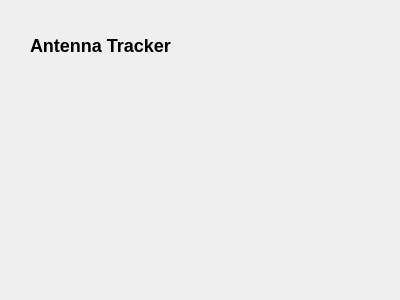
Qt form src/ui/configuration/AntennaTrackerConfig.ui (mavlink/qgroundcontrol) before a commit.
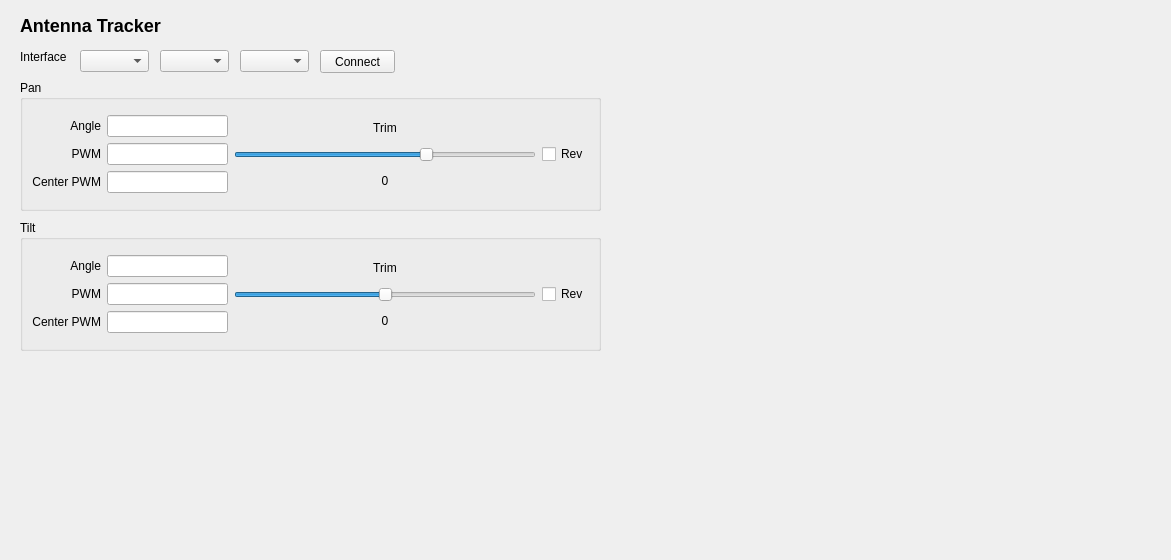
The same form after that commit.

Commit message: UI for Antenna Tracker config, no backend.

```diff
--- a/src/ui/configuration/AntennaTrackerConfig.ui
+++ b/src/ui/configuration/AntennaTrackerConfig.ui
@@ -6,8 +6,8 @@
    <rect>
     <x>0</x>
     <y>0</y>
-    <width>400</width>
-    <height>300</height>
+    <width>1171</width>
+    <height>560</height>
    </rect>
   </property>
   <property name="windowTitle">
@@ -16,8 +16,8 @@
   <widget class="QLabel" name="label">
    <property name="geometry">
     <rect>
-     <x>30</x>
-     <y>30</y>
+     <x>20</x>
+     <y>10</y>
      <width>151</width>
      <height>31</height>
     </rect>
@@ -29,6 +29,282 @@
     <bool>false</bool>
    </property>
   </widget>
+  <widget class="QLabel" name="label_2">
+   <property name="geometry">
+    <rect>
+     <x>20</x>
+     <y>50</y>
+     <width>46</width>
+     <height>13</height>
+    </rect>
+   </property>
+   <property name="text">
+    <string>Interface</string>
+   </property>
+  </widget>
+  <widget class="QComboBox" name="comboBox">
+   <property name="geometry">
+    <rect>
+     <x>80</x>
+     <y>50</y>
+     <width>69</width>
+     <height>22</height>
+    </rect>
+   </property>
+  </widget>
+  <widget class="QComboBox" name="comboBox_2">
+   <property name="geometry">
+    <rect>
+     <x>160</x>
+     <y>50</y>
+     <width>69</width>
+     <height>22</height>
+    </rect>
+   </property>
+  </widget>
+  <widget class="QComboBox" name="comboBox_3">
+   <property name="geometry">
+    <rect>
+     <x>240</x>
+     <y>50</y>
+     <width>69</width>
+     <height>22</height>
+    </rect>
+   </property>
+  </widget>
+  <widget class="QPushButton" name="connectPushButton">
+   <property name="geometry">
+    <rect>
+     <x>320</x>
+     <y>50</y>
+     <width>75</width>
+     <height>23</height>
+    </rect>
+   </property>
+   <property name="text">
+    <string>Connect</string>
+   </property>
+  </widget>
+  <widget class="QGroupBox" name="groupBox">
+   <property name="geometry">
+    <rect>
+     <x>20</x>
+     <y>80</y>
+     <width>581</width>
+     <height>131</height>
+    </rect>
+   </property>
+   <property name="title">
+    <string>Pan</string>
+   </property>
+   <layout class="QVBoxLayout" name="verticalLayout_4">
+    <item>
+     <layout class="QHBoxLayout" name="horizontalLayout" stretch="0,2,5,0">
+      <item>
+       <layout class="QVBoxLayout" name="verticalLayout">
+        <item>
+         <widget class="QLabel" name="label_3">
+          <property name="text">
+           <string>Angle</string>
+          </property>
+          <property name="alignment">
+           <set>Qt::AlignRight|Qt::AlignTrailing|Qt::AlignVCenter</set>
+          </property>
+         </widget>
+        </item>
+        <item>
+         <widget class="QLabel" name="label_4">
+          <property name="text">
+           <string>PWM</string>
+          </property>
+          <property name="alignment">
+           <set>Qt::AlignRight|Qt::AlignTrailing|Qt::AlignVCenter</set>
+          </property>
+         </widget>
+        </item>
+        <item>
+         <widget class="QLabel" name="label_5">
+          <property name="text">
+           <string>Center PWM</string>
+          </property>
+          <property name="alignment">
+           <set>Qt::AlignRight|Qt::AlignTrailing|Qt::AlignVCenter</set>
+          </property>
+         </widget>
+        </item>
+       </layout>
+      </item>
+      <item>
+       <layout class="QVBoxLayout" name="verticalLayout_2">
+        <item>
+         <widget class="QLineEdit" name="panAngleLineEdit"/>
+        </item>
+        <item>
+         <widget class="QLineEdit" name="panPwmLineEdit"/>
+        </item>
+        <item>
+         <widget class="QLineEdit" name="pwnCenterLineEdit"/>
+        </item>
+       </layout>
+      </item>
+      <item>
+       <layout class="QVBoxLayout" name="verticalLayout_3">
+        <item>
+         <widget class="QLabel" name="label_7">
+          <property name="text">
+           <string>Trim</string>
+          </property>
+          <property name="alignment">
+           <set>Qt::AlignCenter</set>
+          </property>
+         </widget>
+        </item>
+        <item>
+         <widget class="QSlider" name="horizontalSlider">
+          <property name="minimum">
+           <number>-180</number>
+          </property>
+          <property name="value">
+           <number>0</number>
+          </property>
+          <property name="orientation">
+           <enum>Qt::Horizontal</enum>
+          </property>
+         </widget>
+        </item>
+        <item>
+         <widget class="QLabel" name="panTrimLabel">
+          <property name="text">
+           <string>0</string>
+          </property>
+          <property name="alignment">
+           <set>Qt::AlignCenter</set>
+          </property>
+         </widget>
+        </item>
+       </layout>
+      </item>
+      <item>
+       <widget class="QCheckBox" name="panRevCheckBox">
+        <property name="text">
+         <string>Rev</string>
+        </property>
+       </widget>
+      </item>
+     </layout>
+    </item>
+   </layout>
+  </widget>
+  <widget class="QGroupBox" name="groupBox_2">
+   <property name="geometry">
+    <rect>
+     <x>20</x>
+     <y>220</y>
+     <width>581</width>
+     <height>131</height>
+    </rect>
+   </property>
+   <property name="title">
+    <string>Tilt</string>
+   </property>
+   <layout class="QVBoxLayout" name="verticalLayout_8">
+    <item>
+     <layout class="QHBoxLayout" name="horizontalLayout_2" stretch="0,2,5,0">
+      <item>
+       <layout class="QVBoxLayout" name="verticalLayout_5">
+        <item>
+         <widget class="QLabel" name="label_8">
+          <property name="text">
+           <string>Angle</string>
+          </property>
+          <property name="alignment">
+           <set>Qt::AlignRight|Qt::AlignTrailing|Qt::AlignVCenter</set>
+          </property>
+         </widget>
+        </item>
+        <item>
+         <widget class="QLabel" name="label_9">
+          <property name="text">
+           <string>PWM</string>
+          </property>
+          <property name="alignment">
+           <set>Qt::AlignRight|Qt::AlignTrailing|Qt::AlignVCenter</set>
+          </property>
+         </widget>
+        </item>
+        <item>
+         <widget class="QLabel" name="label_10">
+          <property name="text">
+           <string>Center PWM</string>
+          </property>
+          <property name="alignment">
+           <set>Qt::AlignRight|Qt::AlignTrailing|Qt::AlignVCenter</set>
+          </property>
+         </widget>
+        </item>
+       </layout>
+      </item>
+      <item>
+       <layout class="QVBoxLayout" name="verticalLayout_6">
+        <item>
+         <widget class="QLineEdit" name="tiltAngleLineEdit"/>
+        </item>
+        <item>
+         <widget class="QLineEdit" name="tiltPwmLineEdit"/>
+        </item>
+        <item>
+         <widget class="QLineEdit" name="tiltCenterLineEdit"/>
+        </item>
+       </layout>
+      </item>
+      <item>
+       <layout class="QVBoxLayout" name="verticalLayout_7">
+        <item>
+         <widget class="QLabel" name="label_11">
+          <property name="text">
+           <string>Trim</string>
+          </property>
+          <property name="alignment">
+           <set>Qt::AlignCenter</set>
+          </property>
+         </widget>
+        </item>
+        <item>
+         <widget class="QSlider" name="horizontalSlider_2">
+          <property name="minimum">
+           <number>-180</number>
+          </property>
+          <property name="maximum">
+           <number>180</number>
+          </property>
+          <property name="orientation">
+           <enum>Qt::Horizontal</enum>
+          </property>
+         </widget>
+        </item>
+        <item>
+         <widget class="QLabel" name="tiltTrimLabel">
+          <property name="text">
+           <string>0</string>
+          </property>
+          <property name="alignment">
+           <set>Qt::AlignCenter</set>
+          </property>
+         </widget>
+        </item>
+       </layout>
+      </item>
+      <item>
+       <widget class="QCheckBox" name="tiltRevCheckBox">
+        <property name="text">
+         <string>Rev</string>
+        </property>
+       </widget>
+      </item>
+     </layout>
+    </item>
+   </layout>
+  </widget>
  </widget>
  <resources/>
  <connections/>
```
